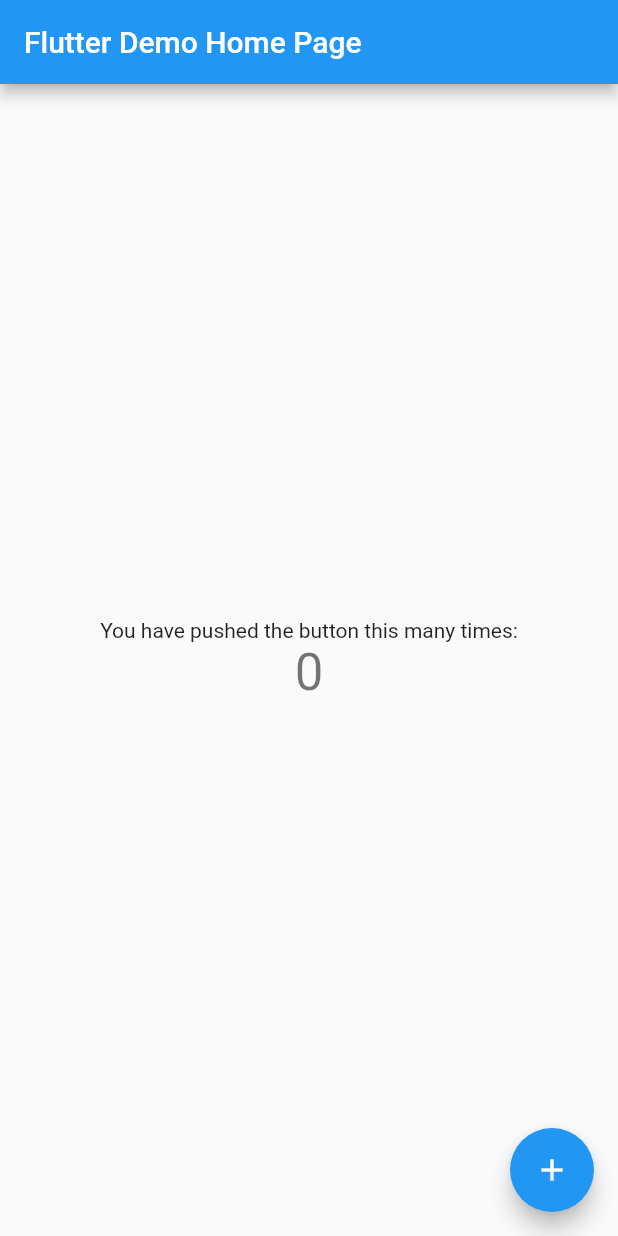
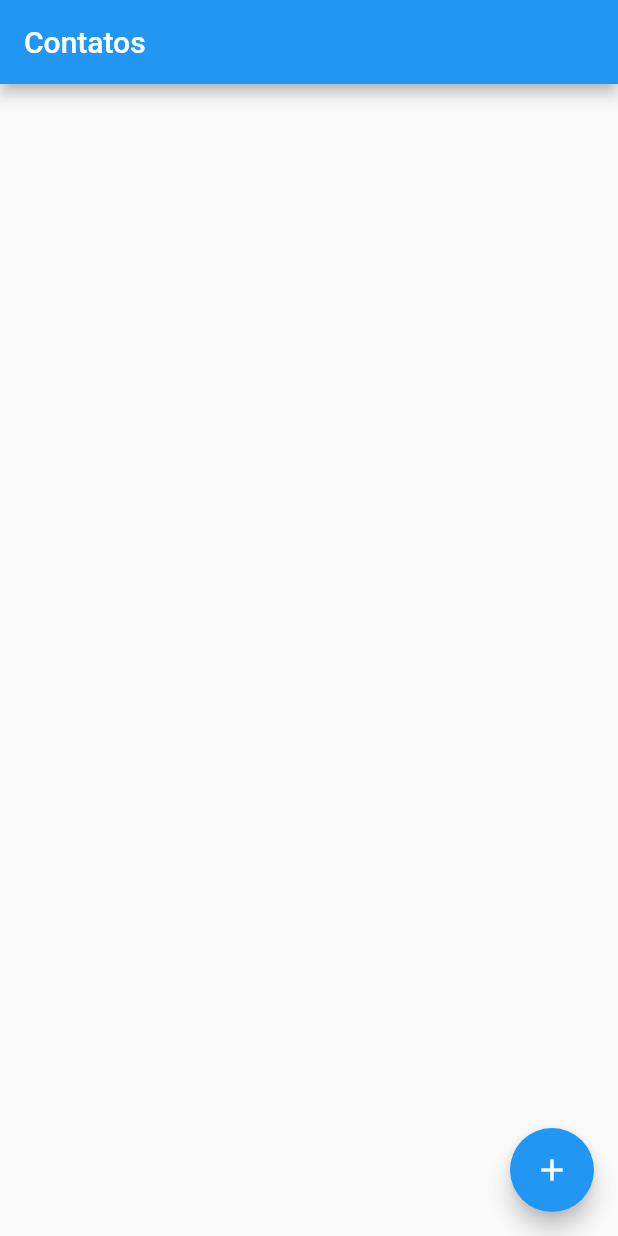
Before and after one commit to jhonifreitas/agenda_app, a Flutter app: the screen it shows after launch, on a phone screen of 412 x 824 dp. Run offline on Flutter 3.47's test engine with Material 2 defaults, Android fonts, the phone set to English and light mode, and no system bars.

```diff
--- a/lib/main.dart
+++ b/lib/main.dart
@@ -1,111 +1,14 @@
 import 'package:flutter/material.dart';
+import 'package:agenda_app/pages/home.dart';
 
 void main() => runApp(MyApp());
 
 class MyApp extends StatelessWidget {
-  // This widget is the root of your application.
   @override
   Widget build(BuildContext context) {
     return MaterialApp(
-      title: 'Flutter Demo',
-      theme: ThemeData(
-        // This is the theme of your application.
-        //
-        // Try running your application with "flutter run". You'll see the
-        // application has a blue toolbar. Then, without quitting the app, try
-        // changing the primarySwatch below to Colors.green and then invoke
-        // "hot reload" (press "r" in the console where you ran "flutter run",
-        // or simply save your changes to "hot reload" in a Flutter IDE).
-        // Notice that the counter didn't reset back to zero; the application
-        // is not restarted.
-        primarySwatch: Colors.blue,
-      ),
-      home: MyHomePage(title: 'Flutter Demo Home Page'),
+      title: 'Agenda de contatos',
+      home: HomePage(),
     );
   }
 }
-
-class MyHomePage extends StatefulWidget {
-  MyHomePage({Key key, this.title}) : super(key: key);
-
-  // This widget is the home page of your application. It is stateful, meaning
-  // that it has a State object (defined below) that contains fields that affect
-  // how it looks.
-
-  // This class is the configuration for the state. It holds the values (in this
-  // case the title) provided by the parent (in this case the App widget) and
-  // used by the build method of the State. Fields in a Widget subclass are
-  // always marked "final".
-
-  final String title;
-
-  @override
-  _MyHomePageState createState() => _MyHomePageState();
-}
-
-class _MyHomePageState extends State<MyHomePage> {
-  int _counter = 0;
-
-  void _incrementCounter() {
-    setState(() {
-      // This call to setState tells the Flutter framework that something has
-      // changed in this State, which causes it to rerun the build method below
-      // so that the display can reflect the updated values. If we changed
-      // _counter without calling setState(), then the build method would not be
-      // called again, and so nothing would appear to happen.
-      _counter++;
-    });
-  }
-
-  @override
-  Widget build(BuildContext context) {
-    // This method is rerun every time setState is called, for instance as done
-    // by the _incrementCounter method above.
-    //
-    // The Flutter framework has been optimized to make rerunning build methods
-    // fast, so that you can just rebuild anything that needs updating rather
-    // than having to individually change instances of widgets.
-    return Scaffold(
-      appBar: AppBar(
-        // Here we take the value from the MyHomePage object that was created by
-        // the App.build method, and use it to set our appbar title.
-        title: Text(widget.title),
-      ),
-      body: Center(
-        // Center is a layout widget. It takes a single child and positions it
-        // in the middle of the parent.
-        child: Column(
-          // Column is also layout widget. It takes a list of children and
-          // arranges them vertically. By default, it sizes itself to fit its
-          // children horizontally, and tries to be as tall as its parent.
-          //
-          // Invoke "debug painting" (press "p" in the console, choose the
-          // "Toggle Debug Paint" action from the Flutter Inspector in Android
-          // Studio, or the "Toggle Debug Paint" command in Visual Studio Code)
-          // to see the wireframe for each widget.
-          //
-          // Column has various properties to control how it sizes itself and
-          // how it positions its children. Here we use mainAxisAlignment to
-          // center the children vertically; the main axis here is the vertical
-          // axis because Columns are vertical (the cross axis would be
-          // horizontal).
-          mainAxisAlignment: MainAxisAlignment.center,
-          children: <Widget>[
-            Text(
-              'You have pushed the button this many times:',
-            ),
-            Text(
-              '$_counter',
-              style: Theme.of(context).textTheme.display1,
-            ),
-          ],
-        ),
-      ),
-      floatingActionButton: FloatingActionButton(
-        onPressed: _incrementCounter,
-        tooltip: 'Increment',
-        child: Icon(Icons.add),
-      ), // This trailing comma makes auto-formatting nicer for build methods.
-    );
-  }
-}
--- /dev/null
+++ b/lib/pages/form.dart
@@ -0,0 +1,32 @@
+import 'package:flutter/material.dart';
+
+class FormPage extends StatefulWidget {
+  @override
+  _FormPageState createState() => _FormPageState();
+}
+
+class _FormPageState extends State<FormPage> {
+
+  @override
+  Widget build(BuildContext context) {
+    return Scaffold(
+      appBar: AppBar(
+        title: Text('Contatos'),
+      ),
+      body: Center(
+        child: Column(
+          mainAxisAlignment: MainAxisAlignment.center,
+          children: <Widget>[
+          ],
+        ),
+      ),
+      floatingActionButton: FloatingActionButton(
+        tooltip: 'Increment',
+        child: Icon(Icons.add),
+        onPressed: (){
+
+        },
+      ),
+    );
+  }
+}
--- /dev/null
+++ b/lib/pages/home.dart
@@ -0,0 +1,34 @@
+import 'package:flutter/material.dart';
+// import 'package:agenda_app/pages/form.dart';
+// import 'package:agenda_app/services/storage.dart';
+
+class HomePage extends StatefulWidget {
+  @override
+  _HomePageState createState() => _HomePageState();
+}
+
+class _HomePageState extends State<HomePage> {
+
+  @override
+  Widget build(BuildContext context) {
+    return Scaffold(
+      appBar: AppBar(
+        title: Text('Contatos'),
+      ),
+      body: Center(
+        child: Column(
+          mainAxisAlignment: MainAxisAlignment.center,
+          children: <Widget>[
+          ],
+        ),
+      ),
+      floatingActionButton: FloatingActionButton(
+        tooltip: 'Increment',
+        child: Icon(Icons.add),
+        onPressed: (){
+
+        },
+      ),
+    );
+  }
+}
```
Also changed, not shown: lib/services/storage.dart (added).
